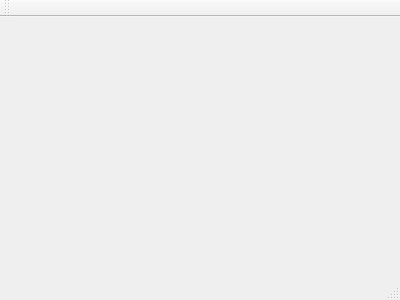
pliniofpa/Profiles_Project, file mainwindow.ui: the form before one commit.
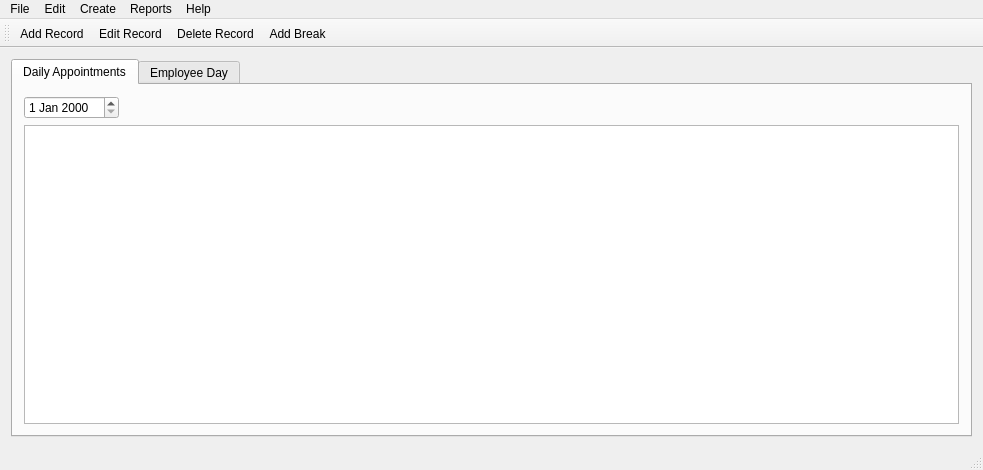
The form after the commit.

Diff of the .ui file:
```diff
--- a/mainwindow.ui
+++ b/mainwindow.ui
@@ -1,24 +1,139 @@
 <ui version="4.0">
  <class>MainWindow</class>
- <widget class="QMainWindow" name="MainWindow" >
-  <property name="geometry" >
+ <widget class="QMainWindow" name="MainWindow">
+  <property name="geometry">
    <rect>
     <x>0</x>
     <y>0</y>
-    <width>400</width>
-    <height>300</height>
+    <width>983</width>
+    <height>470</height>
    </rect>
   </property>
   <property name="windowTitle" >
    <string>MainWindow</string>
   </property>
-  <widget class="QMenuBar" name="menuBar" />
-  <widget class="QToolBar" name="mainToolBar" />
-  <widget class="QWidget" name="centralWidget" />
-  <widget class="QStatusBar" name="statusBar" />
+  <widget class="QWidget" name="centralWidget">
+   <layout class="QGridLayout" name="gridLayout_2">
+    <item row="0" column="0">
+     <widget class="QTabWidget" name="tabWidget">
+      <property name="currentIndex">
+       <number>0</number>
+      </property>
+      <widget class="QWidget" name="daily_appointments_tab">
+       <attribute name="title">
+        <string>Daily Appointments</string>
+       </attribute>
+       <layout class="QGridLayout" name="gridLayout">
+        <item row="1" column="1">
+         <widget class="QTableWidget" name="daily_appt_tableWidget"/>
+        </item>
+        <item row="0" column="1" alignment="Qt::AlignLeft">
+         <widget class="QDateEdit" name="dateEdit"/>
+        </item>
+       </layout>
+      </widget>
+      <widget class="QWidget" name="employe_day_tab">
+       <attribute name="title">
+        <string>Employee Day</string>
+       </attribute>
+      </widget>
+     </widget>
+    </item>
+   </layout>
+  </widget>
+  <widget class="QMenuBar" name="menuBar">
+   <property name="geometry">
+    <rect>
+     <x>0</x>
+     <y>0</y>
+     <width>983</width>
+     <height>26</height>
+    </rect>
+   </property>
+   <widget class="QMenu" name="menuFile">
+    <property name="title">
+     <string>File</string>
+    </property>
+   </widget>
+   <widget class="QMenu" name="menuEdit">
+    <property name="title">
+     <string>Edit</string>
+    </property>
+   </widget>
+   <widget class="QMenu" name="menuReports">
+    <property name="title">
+     <string>Reports</string>
+    </property>
+   </widget>
+   <widget class="QMenu" name="menuHelp">
+    <property name="title">
+     <string>Help</string>
+    </property>
+   </widget>
+   <widget class="QMenu" name="menuCreate">
+    <property name="title">
+     <string>Create</string>
+    </property>
+    <addaction name="action_create_Customers"/>
+   </widget>
+   <addaction name="menuFile"/>
+   <addaction name="menuEdit"/>
+   <addaction name="menuCreate"/>
+   <addaction name="menuReports"/>
+   <addaction name="menuHelp"/>
+  </widget>
+  <widget class="QToolBar" name="mainToolBar">
+   <attribute name="toolBarArea">
+    <enum>TopToolBarArea</enum>
+   </attribute>
+   <attribute name="toolBarBreak">
+    <bool>false</bool>
+   </attribute>
+   <addaction name="actionAdd_Record"/>
+   <addaction name="actionEdit_Record"/>
+   <addaction name="actionDelete_Record"/>
+   <addaction name="actionAdd_Break"/>
+  </widget>
+  <widget class="QStatusBar" name="statusBar"/>
+  <action name="actionAdd_Record">
+   <property name="text">
+    <string>Add Record</string>
+   </property>
+   <property name="shortcut">
+    <string>Ctrl+A</string>
+   </property>
+  </action>
+  <action name="actionEdit_Record">
+   <property name="text">
+    <string>Edit Record</string>
+   </property>
+   <property name="shortcut">
+    <string>Ctrl+E</string>
+   </property>
+  </action>
+  <action name="actionDelete_Record">
+   <property name="text">
+    <string>Delete Record</string>
+   </property>
+   <property name="shortcut">
+    <string>Del</string>
+   </property>
+  </action>
+  <action name="actionAdd_Break">
+   <property name="text">
+    <string>Add Break</string>
+   </property>
+   <property name="shortcut">
+    <string>Ctrl+B</string>
+   </property>
+  </action>
+  <action name="action_create_Customers">
+   <property name="text">
+    <string>Customer</string>
+   </property>
+  </action>
  </widget>
- <layoutDefault spacing="6" margin="11" />
- <pixmapfunction></pixmapfunction>
+ <layoutdefault spacing="6" margin="11"/>
  <resources/>
  <connections/>
 </ui>
```
Left out of the diff: 3 changed lines with no effect on the pictures.
